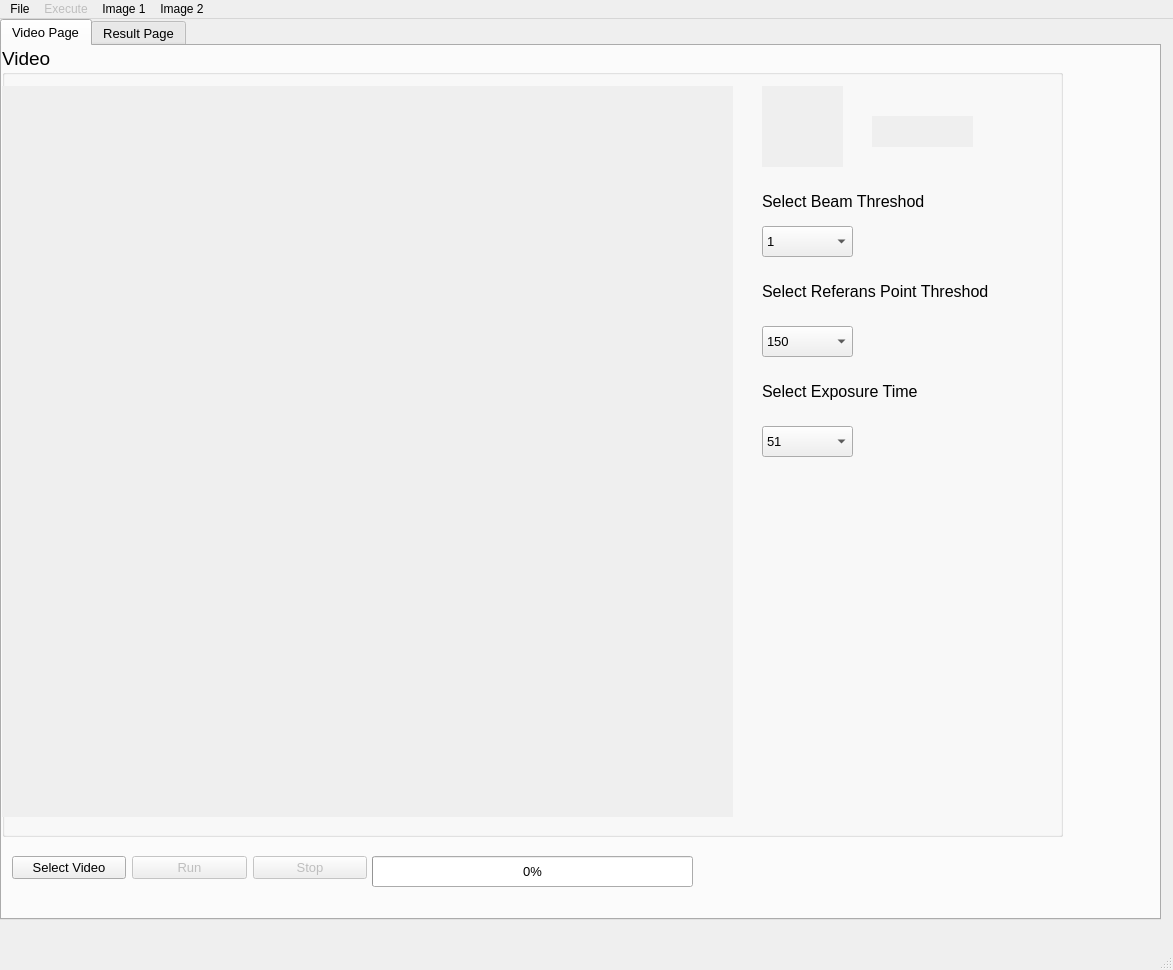
The window that resources/main_view3.ui (ademgunesen/ImageX_Calibration) describes before a commit, drawn with Qt 5.
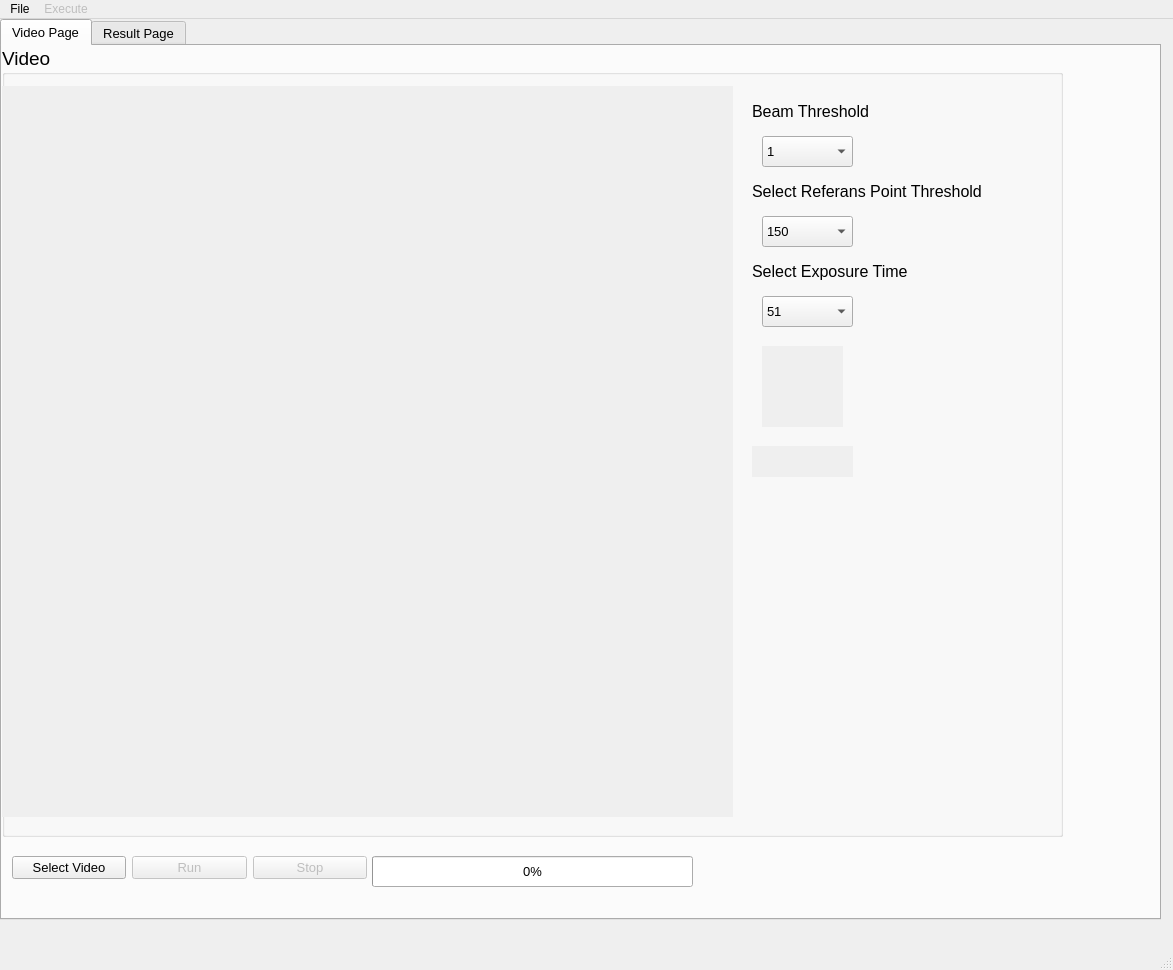
The same window after the commit. Icons and pictures are not drawn.

What changed in the file:
```diff
--- a/resources/main_view3.ui
+++ b/resources/main_view3.ui
@@ -102,7 +102,7 @@
        <property name="geometry">
         <rect>
          <x>760</x>
-         <y>40</y>
+         <y>300</y>
          <width>81</width>
          <height>81</height>
         </rect>
@@ -120,8 +120,8 @@
       <widget class="QLabel" name="progressing">
        <property name="geometry">
         <rect>
-         <x>870</x>
-         <y>70</y>
+         <x>750</x>
+         <y>400</y>
          <width>101</width>
          <height>31</height>
         </rect>
@@ -145,7 +145,7 @@
        <property name="geometry">
         <rect>
          <x>760</x>
-         <y>180</y>
+         <y>90</y>
          <width>91</width>
          <height>31</height>
         </rect>
@@ -209,8 +209,8 @@
       <widget class="QLabel" name="label_1">
        <property name="geometry">
         <rect>
-         <x>760</x>
-         <y>140</y>
+         <x>750</x>
+         <y>50</y>
          <width>271</width>
          <height>31</height>
         </rect>
@@ -221,7 +221,7 @@
         </font>
        </property>
        <property name="text">
-        <string>Select Beam Threshod</string>
+        <string>Beam Threshold</string>
        </property>
       </widget>
       <widget class="QComboBox" name="combo_box_2">
@@ -231,7 +231,7 @@
        <property name="geometry">
         <rect>
          <x>760</x>
-         <y>280</y>
+         <y>170</y>
          <width>91</width>
          <height>31</height>
         </rect>
@@ -300,9 +300,9 @@
       <widget class="QLabel" name="label_2">
        <property name="geometry">
         <rect>
-         <x>760</x>
-         <y>230</y>
-         <width>281</width>
+         <x>750</x>
+         <y>130</y>
+         <width>291</width>
          <height>31</height>
         </rect>
        </property>
@@ -312,7 +312,7 @@
         </font>
        </property>
        <property name="text">
-        <string>Select Referans Point Threshod</string>
+        <string>Select Referans Point Threshold</string>
        </property>
       </widget>
       <widget class="QComboBox" name="combo_box_3">
@@ -322,7 +322,7 @@
        <property name="geometry">
         <rect>
          <x>760</x>
-         <y>380</y>
+         <y>250</y>
          <width>91</width>
          <height>31</height>
         </rect>
@@ -351,8 +351,8 @@
       <widget class="QLabel" name="label_3">
        <property name="geometry">
         <rect>
-         <x>760</x>
-         <y>330</y>
+         <x>750</x>
+         <y>210</y>
          <width>281</width>
          <height>31</height>
         </rect>
@@ -1161,24 +1161,8 @@
     <addaction name="actionOnce"/>
     <addaction name="menuThreshold"/>
    </widget>
-   <widget class="QMenu" name="menuImage_1">
-    <property name="title">
-     <string>Image 1</string>
-    </property>
-    <addaction name="action_superior_anterior_image1"/>
-    <addaction name="action_left_anterior_image1"/>
-   </widget>
-   <widget class="QMenu" name="menuImage_2">
-    <property name="title">
-     <string>Image 2</string>
-    </property>
-    <addaction name="action_superior_anterior_image_2"/>
-    <addaction name="actionLeft_Anterior_Image2"/>
-   </widget>
    <addaction name="menuFile"/>
    <addaction name="execute"/>
-   <addaction name="menuImage_1"/>
-   <addaction name="menuImage_2"/>
   </widget>
   <action name="open_video_file">
    <property name="text">
```
Left out of the diff: 3 changed lines with no effect on the pictures.
